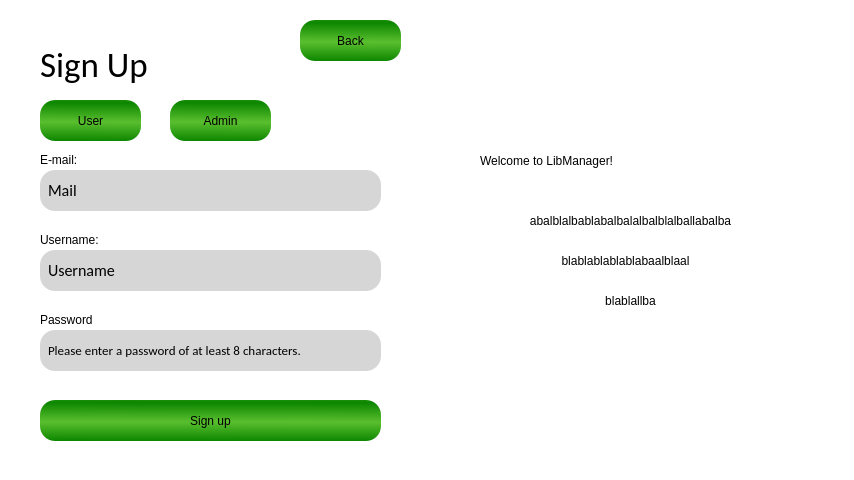
The window that LibManager/LibManager/signup.ui (SinaErdem/OOP_Group11) describes before a commit, drawn with Qt 5.
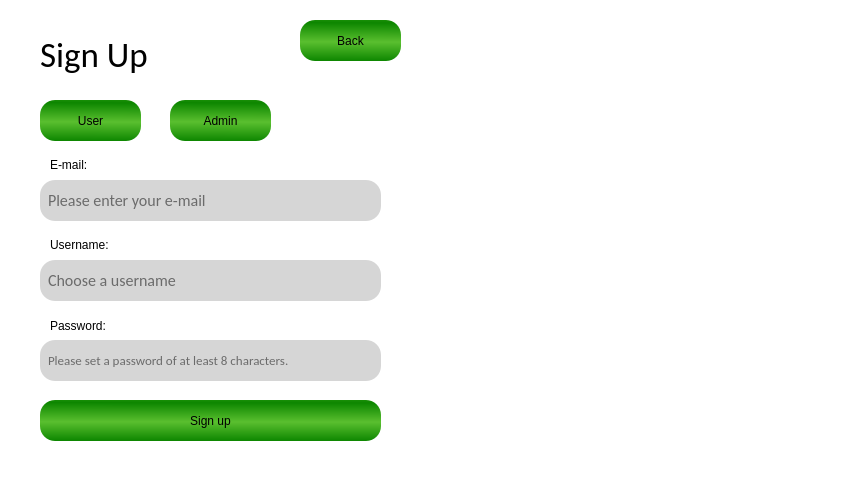
The same window after the commit. Icons and pictures are not drawn.

Patch:
```diff
--- a/LibManager/LibManager/signup.ui
+++ b/LibManager/LibManager/signup.ui
@@ -20,7 +20,7 @@
    <property name="geometry">
     <rect>
      <x>40</x>
-     <y>40</y>
+     <y>30</y>
      <width>171</width>
      <height>51</height>
     </rect>
@@ -45,8 +45,8 @@
   <widget class="QLabel" name="Username_text">
    <property name="geometry">
     <rect>
-     <x>40</x>
-     <y>230</y>
+     <x>50</x>
+     <y>235</y>
      <width>111</width>
      <height>20</height>
     </rect>
@@ -63,7 +63,7 @@
    <property name="geometry">
     <rect>
      <x>40</x>
-     <y>250</y>
+     <y>260</y>
      <width>341</width>
      <height>41</height>
     </rect>
@@ -89,81 +89,10 @@
 }</string>
    </property>
    <property name="text">
-    <string>Username</string>
+    <string/>
    </property>
-  </widget>
-  <widget class="QLabel" name="welcome_text">
-   <property name="geometry">
-    <rect>
-     <x>480</x>
-     <y>140</y>
-     <width>311</width>
-     <height>41</height>
-    </rect>
-   </property>
-   <property name="styleSheet">
-    <string notr="true">font: 18pt &quot;Calibri&quot;;
-background-color:transparent;</string>
-   </property>
-   <property name="text">
-    <string>Welcome to LibManager!</string>
-   </property>
-  </widget>
-  <widget class="QLabel" name="label">
-   <property name="geometry">
-    <rect>
-     <x>460</x>
-     <y>210</y>
-     <width>341</width>
-     <height>21</height>
-    </rect>
-   </property>
-   <property name="styleSheet">
-    <string notr="true">background-color:transparent;</string>
-   </property>
-   <property name="text">
-    <string>abalblalbablabalbalalbalblalballabalba</string>
-   </property>
-   <property name="alignment">
-    <set>Qt::AlignmentFlag::AlignCenter</set>
-   </property>
-  </widget>
-  <widget class="QLabel" name="label_2">
-   <property name="geometry">
-    <rect>
-     <x>430</x>
-     <y>250</y>
-     <width>391</width>
-     <height>21</height>
-    </rect>
-   </property>
-   <property name="styleSheet">
-    <string notr="true">background-color:transparent;</string>
-   </property>
-   <property name="text">
-    <string>blablablablablabaalblaal</string>
-   </property>
-   <property name="alignment">
-    <set>Qt::AlignmentFlag::AlignCenter</set>
-   </property>
-  </widget>
-  <widget class="QLabel" name="label_3">
-   <property name="geometry">
-    <rect>
-     <x>510</x>
-     <y>290</y>
-     <width>241</width>
-     <height>21</height>
-    </rect>
-   </property>
-   <property name="styleSheet">
-    <string notr="true">background-color:transparent;</string>
-   </property>
-   <property name="text">
-    <string>blablallba</string>
-   </property>
-   <property name="alignment">
-    <set>Qt::AlignmentFlag::AlignCenter</set>
+   <property name="placeholderText">
+    <string>Choose a username</string>
    </property>
   </widget>
   <widget class="QPushButton" name="Back_Button">
@@ -198,8 +127,8 @@
   <widget class="QLabel" name="Password_text">
    <property name="geometry">
     <rect>
-     <x>40</x>
-     <y>310</y>
+     <x>50</x>
+     <y>316</y>
      <width>111</width>
      <height>20</height>
     </rect>
@@ -209,14 +138,14 @@
 background-color: transparent;</string>
    </property>
    <property name="text">
-    <string>Password</string>
+    <string>Password:</string>
    </property>
   </widget>
   <widget class="QLineEdit" name="Password_Line_Edit">
    <property name="geometry">
     <rect>
      <x>40</x>
-     <y>330</y>
+     <y>340</y>
      <width>341</width>
      <height>41</height>
     </rect>
@@ -242,14 +171,17 @@
 }</string>
    </property>
    <property name="text">
-    <string>Please enter a password of at least 8 characters.</string>
+    <string/>
+   </property>
+   <property name="placeholderText">
+    <string>Please set a password of at least 8 characters.</string>
    </property>
   </widget>
   <widget class="QLabel" name="Mail_text">
    <property name="geometry">
     <rect>
-     <x>40</x>
-     <y>150</y>
+     <x>50</x>
+     <y>155</y>
      <width>111</width>
      <height>20</height>
     </rect>
@@ -266,7 +198,7 @@
    <property name="geometry">
     <rect>
      <x>40</x>
-     <y>170</y>
+     <y>180</y>
      <width>341</width>
      <height>41</height>
     </rect>
@@ -292,7 +224,10 @@
 }</string>
    </property>
    <property name="text">
-    <string>Mail</string>
+    <string/>
+   </property>
+   <property name="placeholderText">
+    <string>Please enter your e-mail</string>
    </property>
   </widget>
   <widget class="QLabel" name="SignUpScreen_2">
@@ -314,9 +249,9 @@
   <widget class="QLabel" name="AuthScreen1_2">
    <property name="geometry">
     <rect>
-     <x>430</x>
+     <x>427</x>
      <y>0</y>
-     <width>427</width>
+     <width>428</width>
      <height>480</height>
     </rect>
    </property>
@@ -330,10 +265,10 @@
   <widget class="QLabel" name="LibManager_logo">
    <property name="geometry">
     <rect>
-     <x>470</x>
-     <y>50</y>
+     <x>465</x>
+     <y>70</y>
      <width>349</width>
-     <height>79</height>
+     <height>91</height>
     </rect>
    </property>
    <property name="styleSheet">
@@ -429,6 +364,87 @@
     <string>Admin</string>
    </property>
   </widget>
+  <widget class="QLabel" name="welcome_text">
+   <property name="geometry">
+    <rect>
+     <x>484</x>
+     <y>170</y>
+     <width>312</width>
+     <height>41</height>
+    </rect>
+   </property>
+   <property name="styleSheet">
+    <string notr="true">font: 18pt &quot;Calibri&quot;;
+color: white;
+background-color:transparent;</string>
+   </property>
+   <property name="text">
+    <string>Welcome to LibManager!</string>
+   </property>
+   <property name="alignment">
+    <set>Qt::AlignmentFlag::AlignCenter</set>
+   </property>
+  </widget>
+  <widget class="QLabel" name="label">
+   <property name="geometry">
+    <rect>
+     <x>460</x>
+     <y>240</y>
+     <width>361</width>
+     <height>21</height>
+    </rect>
+   </property>
+   <property name="styleSheet">
+    <string notr="true">background-color:transparent;
+color: white;</string>
+   </property>
+   <property name="text">
+    <string>Organize, track, and optimize your library effortlessly.</string>
+   </property>
+   <property name="alignment">
+    <set>Qt::AlignmentFlag::AlignCenter</set>
+   </property>
+  </widget>
+  <widget class="QLabel" name="label_2">
+   <property name="geometry">
+    <rect>
+     <x>497</x>
+     <y>280</y>
+     <width>291</width>
+     <height>21</height>
+    </rect>
+   </property>
+   <property name="styleSheet">
+    <string notr="true">background-color:transparent;
+color: white;</string>
+   </property>
+   <property name="text">
+    <string>Create, edit, and maintain records of books.</string>
+   </property>
+   <property name="alignment">
+    <set>Qt::AlignmentFlag::AlignCenter</set>
+   </property>
+  </widget>
+  <widget class="QLabel" name="label_3">
+   <property name="geometry">
+    <rect>
+     <x>525</x>
+     <y>320</y>
+     <width>231</width>
+     <height>21</height>
+    </rect>
+   </property>
+   <property name="styleSheet">
+    <string notr="true">background-color:transparent;
+color: white;</string>
+   </property>
+   <property name="text">
+    <string>New to LibManager? Sign up now.</string>
+   </property>
+   <property name="alignment">
+    <set>Qt::AlignmentFlag::AlignCenter</set>
+   </property>
+  </widget>
   <zorder>AuthScreen1_2</zorder>
   <zorder>SignUpScreen_2</zorder>
   <zorder>SignUp_text</zorder>
```
Left out of the diff: 8 changed lines with no effect on the pictures.
